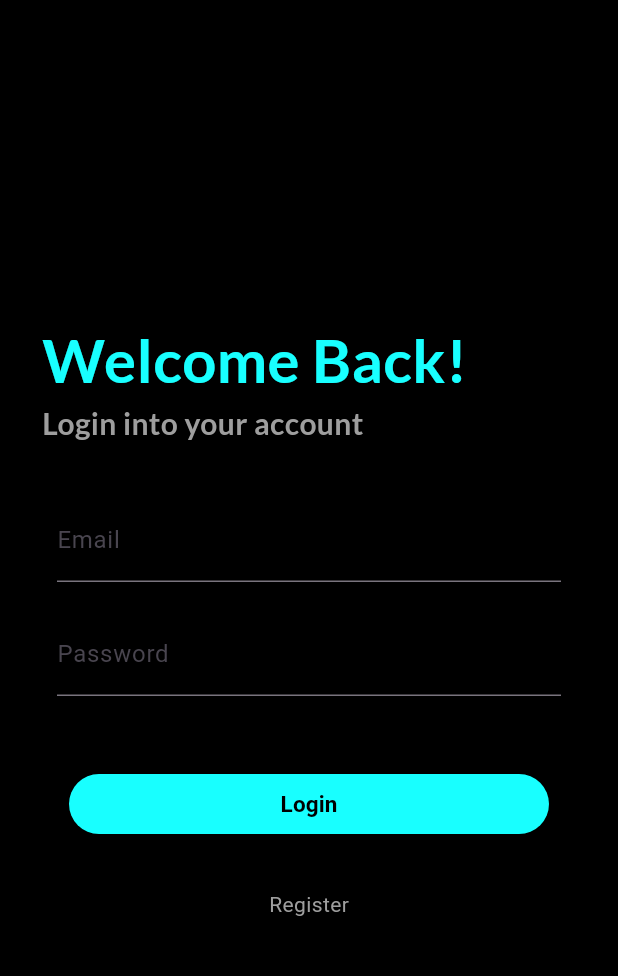
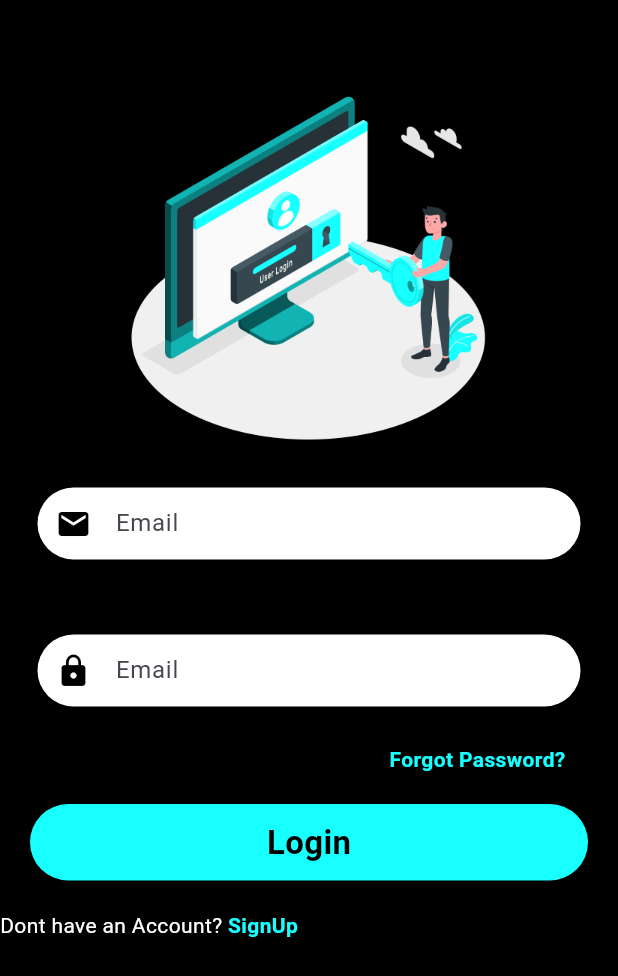
Before and after one commit to SerujanSatkunanathan/messaging_app, a Flutter app: the screen it shows after launch, on a phone screen of 412 x 824 dp. Shown: the top 976 px of the screen. Run offline on Flutter 3.47's test engine with Material 3 defaults, Android fonts, the phone set to English and light mode, and no system bars; our stand-ins replace cloud_firestore, firebase_analytics, firebase_auth, firebase_core, firebase_storage, flutter_spinkit and 3 more; accounts and stored records are empty.

Commit message:
Changed Login Screen

```diff
--- /dev/null
+++ b/lib/Login/Screen/loginpage.dart
@@ -0,0 +1,91 @@
+import 'package:flutter/material.dart';
+import 'package:google_fonts/google_fonts.dart';
+import 'package:messaging_app/Login/widget/button.dart';
+import 'package:messaging_app/Login/widget/textfield.dart';
+
+class Loginpage extends StatefulWidget {
+  const Loginpage({super.key});
+
+  @override
+  State<Loginpage> createState() => _LoginpageState();
+}
+
+class _LoginpageState extends State<Loginpage> {
+  final formKey = GlobalKey<FormState>();
+
+  final TextEditingController emailcontroller = TextEditingController();
+  final TextEditingController passwordcontroller = TextEditingController();
+  @override
+  Widget build(BuildContext context) {
+    double height = MediaQuery.of(context).size.height;
+    return MaterialApp(
+      title: "Login Page",
+      home: Scaffold(
+          backgroundColor: Colors.black,
+          body: SafeArea(
+            child: Container(
+              child: Center(
+                child: Column(
+                  crossAxisAlignment: CrossAxisAlignment.center,
+                  children: [
+                    SizedBox(
+                      height: 50,
+                    ),
+                    SizedBox(
+                      height: 250,
+                      width: 250,
+                      child: Image.asset('assets/Login-amico.png'),
+                    ),
+                    TextfieldInput(
+                        textEditingController: emailcontroller,
+                        hintText: "Enter Your Email",
+                        icon: Icons.mail),
+                    TextfieldInput(
+                      textEditingController: passwordcontroller,
+                      hintText: "Enter Your Password",
+                      icon: Icons.lock,
+                      ispass: true,
+                    ),
+                    const Padding(
+                      padding: const EdgeInsets.symmetric(horizontal: 35),
+                      child: Align(
+                        alignment: Alignment.centerRight,
+                        child: Text(
+                          "Forgot Password?",
+                          style: TextStyle(
+                              fontWeight: FontWeight.bold,
+                              color: Colors.cyanAccent),
+                        ),
+                      ),
+                    ),
+                    Buttons(onTap: () {}, text: "Login"),
+                    SizedBox(
+                      height: 20,
+                      child: Row(
+                        children: [
+                          Text(
+                            "Dont have an Account?",
+                            style: TextStyle(
+                              color: Colors.white,
+                            ),
+                          ),
+                          GestureDetector(
+                              onTap: () {},
+                              child: Text(
+                                " SignUp",
+                                style: TextStyle(
+                                  color: Colors.cyanAccent,
+                                  fontWeight: FontWeight.bold,
+                                ),
+                              ))
+                        ],
+                      ),
+                    )
+                  ],
+                ),
+              ),
+            ),
+          )),
+    );
+  }
+}
--- /dev/null
+++ b/lib/Login/widget/button.dart
@@ -0,0 +1,33 @@
+import 'package:flutter/material.dart';
+
+class Buttons extends StatelessWidget {
+  final VoidCallback onTap;
+  final String text;
+
+  const Buttons({super.key, required this.onTap, required this.text});
+
+  @override
+  Widget build(BuildContext context) {
+    return InkWell(
+      onTap: onTap,
+      child: Padding(
+        padding: const EdgeInsets.all(20),
+        child: Container(
+          alignment: Alignment.center,
+          padding: const EdgeInsets.symmetric(vertical: 10),
+          decoration: ShapeDecoration(
+            color: Colors.cyanAccent,
+            shape: RoundedRectangleBorder(
+              borderRadius: BorderRadius.circular(30),
+            ),
+          ),
+          child: Text(
+            text,
+            style: const TextStyle(
+                color: Colors.black, fontSize: 22, fontWeight: FontWeight.bold),
+          ),
+        ),
+      ),
+    );
+  }
+}
--- /dev/null
+++ b/lib/Login/widget/textfield.dart
@@ -0,0 +1,42 @@
+import 'package:flutter/material.dart';
+
+class TextfieldInput extends StatelessWidget {
+  final TextEditingController textEditingController;
+  final bool ispass;
+  final String hintText;
+  final IconData icon;
+
+  const TextfieldInput({
+    super.key,
+    required this.textEditingController,
+    this.ispass = false,
+    required this.hintText,
+    required this.icon,
+  });
+
+  @override
+  Widget build(BuildContext context) {
+    return Padding(
+      padding: const EdgeInsets.all(25.0),
+      child: TextField(
+          obscureText: ispass,
+          controller: textEditingController,
+          decoration: InputDecoration(
+            labelText: "Email",
+            hintText: hintText,
+            contentPadding: EdgeInsets.all(10),
+            prefixIcon: Icon(icon),
+            prefixIconColor: const Color.fromARGB(255, 0, 0, 0),
+            border: InputBorder.none,
+            filled: true,
+            fillColor: const Color.fromARGB(255, 255, 255, 255),
+            enabledBorder: OutlineInputBorder(
+                borderSide: BorderSide.none,
+                borderRadius: BorderRadius.circular(30)),
+            focusedBorder: OutlineInputBorder(
+                borderSide: BorderSide(width: 2, color: Colors.cyanAccent),
+                borderRadius: BorderRadius.circular(30)),
+          )),
+    );
+  }
+}
--- /dev/null
+++ b/lib/auth_provider.dart
@@ -0,0 +1,35 @@
+import 'package:firebase_auth/firebase_auth.dart';
+import 'package:flutter/material.dart';
+
+enum AuthStatus {
+  NotAuthenticated,
+  Authenticating,
+  Authenticated,
+  UserNotFound,
+  Error,
+}
+
+class AuthProvider extends ChangeNotifier {
+  User? user;
+  late AuthStatus status;
+
+  late FirebaseAuth _auth;
+
+  static AuthProvider instance = AuthProvider();
+
+  AuthProvider() {
+    _auth = FirebaseAuth.instance;
+  }
+
+  void loginUserWithEmailAndPassword(String _email, String _password) async {
+    status = AuthStatus.Authenticating;
+    notifyListeners();
+    try {
+      UserCredential _result = await _auth.signInWithEmailAndPassword(
+          email: _email, password: _password);
+      user = _result.user;
+      status = AuthStatus.Authenticated;
+      print("Logged In");
+    } catch (e) {}
+  }
+}
--- a/lib/loginpage.dart
+++ /dev/null
@@ -1,167 +0,0 @@
-import 'package:flutter/material.dart';
-import 'package:google_fonts/google_fonts.dart';
-
-class Loginpage extends StatefulWidget {
-  const Loginpage({super.key});
-
-  @override
-  State<Loginpage> createState() => _LoginpageState();
-}
-
-class _LoginpageState extends State<Loginpage> {
-  final formKey = GlobalKey<FormState>();
-  @override
-  Widget build(BuildContext context) {
-    return MaterialApp(
-      title: "Login Page",
-      home: Scaffold(
-        backgroundColor: Colors.black,
-        body: _loginPage(),
-      ),
-    );
-  }
-
-  Widget _loginPage() {
-    return Padding(
-      padding: const EdgeInsets.all(28.0),
-      child: Container(
-        alignment: Alignment.center,
-        child: Column(
-          mainAxisAlignment: MainAxisAlignment.center,
-          mainAxisSize: MainAxisSize.max,
-          crossAxisAlignment: CrossAxisAlignment.start,
-          children: <Widget>[
-            //_loginImage(),
-            _headingWidget(),
-            SizedBox(height: 25),
-
-            _inputForm(),
-            SizedBox(height: 20),
-            _loginButton(),
-
-            SizedBox(height: 15),
-            _regiterClick()
-          ],
-        ),
-      ),
-    );
-  }
-
-  Widget _loginImage() {
-    return Center(
-      child: SizedBox(
-          height: 250,
-          width: 250,
-          child: Image.asset('assets/Login-amico.png')),
-    );
-  }
-
-  Widget _headingWidget() {
-    return Container(
-      child: Column(
-        mainAxisAlignment: MainAxisAlignment.spaceEvenly,
-        crossAxisAlignment: CrossAxisAlignment.start,
-        children: <Widget>[
-          Text(
-            "Welcome Back!",
-            style: GoogleFonts.lato(
-                fontSize: 40,
-                fontWeight: FontWeight.bold,
-                color: Colors.cyanAccent),
-          ),
-          Text(
-            "Login into your account",
-            style: GoogleFonts.lato(
-                fontSize: 20, color: Colors.grey, fontWeight: FontWeight.bold),
-          ),
-        ],
-      ),
-    );
-  }
-
-  Widget _inputForm() {
-    return Container(
-      child: Form(
-          onChanged: () {},
-          key: formKey,
-          child: Column(
-            mainAxisAlignment: MainAxisAlignment.spaceBetween,
-            mainAxisSize: MainAxisSize.max,
-            crossAxisAlignment: CrossAxisAlignment.start,
-            children: [_email(), _password()],
-          )),
-    );
-  }
-
-  Widget _email() {
-    return Padding(
-      padding: const EdgeInsets.all(10.0),
-      child: TextFormField(
-        validator: (input) {},
-        onSaved: (input) {},
-        cursorColor: Colors.white,
-        autocorrect: false,
-        style: TextStyle(
-          color: Colors.white,
-        ),
-        decoration: InputDecoration(
-            labelText: "Email",
-            focusedBorder: UnderlineInputBorder(
-                borderSide: BorderSide(color: Colors.cyanAccent))),
-      ),
-    );
-  }
-
-  Widget _password() {
-    return Padding(
-      padding: const EdgeInsets.all(10.0),
-      child: TextFormField(
-        obscureText: true,
-        validator: (input) {},
-        onSaved: (input) {},
-        cursorColor: Colors.white,
-        autocorrect: false,
-        style: TextStyle(
-          color: Colors.white,
-        ),
-        decoration: InputDecoration(
-            labelText: "Password",
-            focusedBorder: UnderlineInputBorder(
-                borderSide: BorderSide(color: Colors.cyanAccent))),
-      ),
-    );
-  }
-
-  Widget _loginButton() {
-    return Center(
-      child: Padding(
-        padding: const EdgeInsets.all(18.0),
-        child: SizedBox(
-          width: 350,
-          child: ElevatedButton(
-            onPressed: () {},
-            child: Text(
-              "Login",
-              style: TextStyle(fontWeight: FontWeight.bold, fontSize: 15),
-            ),
-            style: ElevatedButton.styleFrom(
-                backgroundColor: Colors.cyanAccent,
-                foregroundColor: Colors.black),
-          ),
-        ),
-      ),
-    );
-  }
-
-  Widget _regiterClick() {
-    return GestureDetector(
-      onTap: () {},
-      child: Container(
-          alignment: Alignment.center,
-          child: Text(
-            "Register",
-            style: TextStyle(color: Colors.grey),
-          )),
-    );
-  }
-}
--- a/lib/main.dart
+++ b/lib/main.dart
@@ -4,7 +4,7 @@ import 'package:firebase_auth/firebase_auth.dart';
 import 'package:firebase_storage/firebase_storage.dart';
 import 'package:firebase_analytics/firebase_analytics.dart';
 import 'package:cloud_firestore/cloud_firestore.dart';
-import 'package:messaging_app/loginpage.dart';
+import 'package:messaging_app/Login/Screen/loginpage.dart';
 import 'package:provider/provider.dart';
 import 'package:image_picker/image_picker.dart';
 import 'package:timeago/timeago.dart';
```
